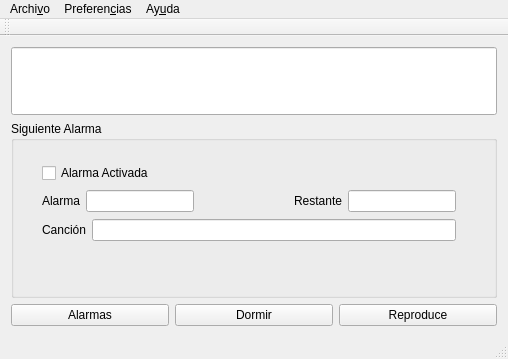
evgom/Alarma2, file mainwindow.ui: the form before one commit.
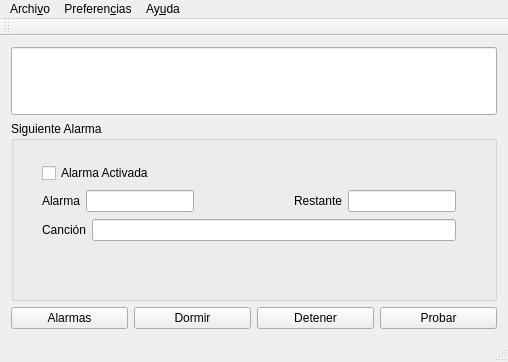
The form after the commit.

Patch:
```diff
--- a/mainwindow.ui
+++ b/mainwindow.ui
@@ -7,7 +7,7 @@
     <x>0</x>
     <y>0</y>
     <width>508</width>
-    <height>359</height>
+    <height>362</height>
    </rect>
   </property>
   <property name="sizePolicy">
@@ -158,7 +158,14 @@
       <item>
        <widget class="QPushButton" name="Reproduce">
         <property name="text">
-         <string>Reproduce</string>
+         <string>Detener</string>
+        </property>
+       </widget>
+      </item>
+      <item>
+       <widget class="QPushButton" name="BTNtest">
+        <property name="text">
+         <string>Probar</string>
         </property>
        </widget>
       </item>
```
Left out of the diff: 2 changed lines with no effect on the pictures.
